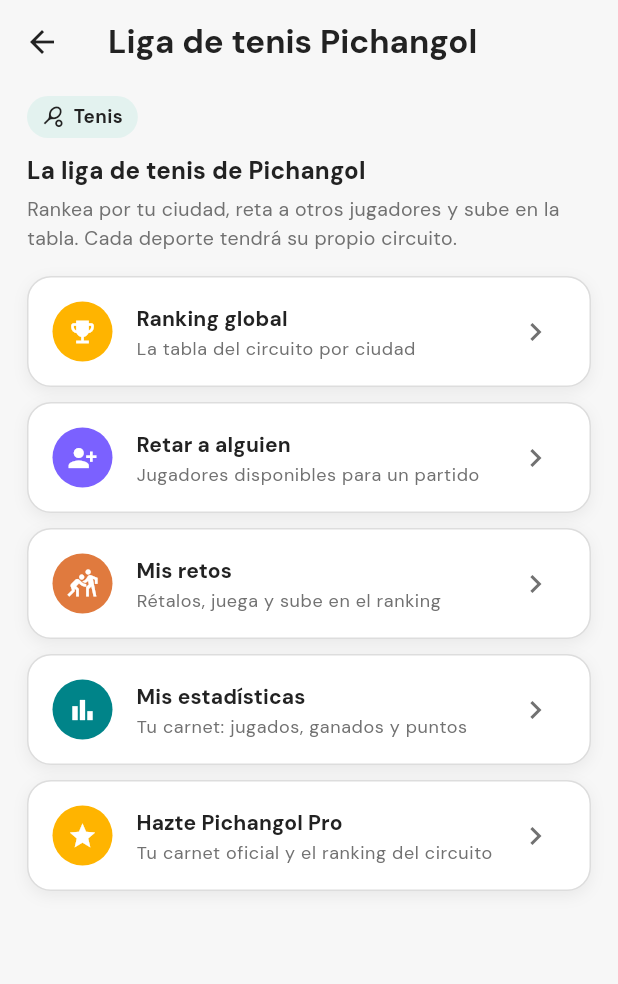
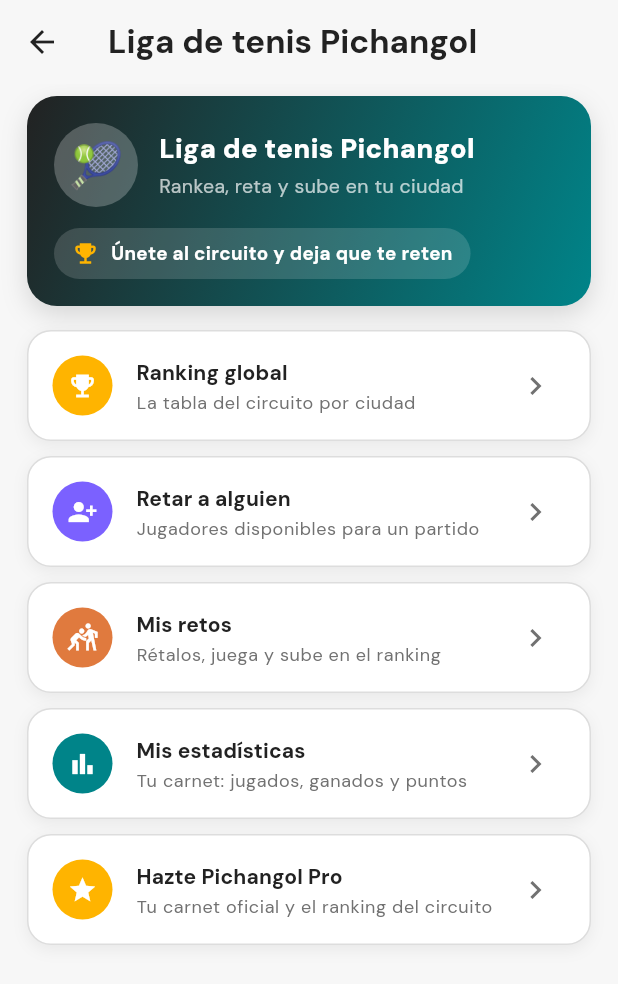
Before and after one commit to dcalagua/canchas-app-lima, a Flutter app: the CircuitoScreen screen opened directly, on a phone screen of 412 x 824 dp. Shown: the top 984 px of the screen. Run offline on Flutter 3.47's test engine with Material 3 defaults, Android fonts, the phone set to English and light mode, and no system bars; our stand-ins replace audioplayers, firebase_core, firebase_messaging, font_awesome_flutter, geocoding, geolocator and 8 more; missing offline and left inert: record; accounts and stored records are empty.

Commit message:
Liga de tenis: hero con gradiente + pelota 🎾 (uniforme) y estado del circuito
- Header de la Liga ahora es un hero con gradiente de marca (bosque->teal),
  la pelota 🎾 grande (mismo emoji canonico que la home, ya no el icono
  Material) y una pastilla de estado ("Estas en el circuito · zona/cat" o
  invitacion a unirse). Le da vida a la pantalla.

Co-Authored-By: Claude Opus 4.8 (1M context) <noreply@anthropic.com>
Claude-Session: https://claude.ai/code/session_017fg7ijXuZRX6jvFjZELf83

```diff
--- a/lib/screens/circuito_screen.dart
+++ b/lib/screens/circuito_screen.dart
@@ -19,7 +19,6 @@ class CircuitoScreen extends StatelessWidget {
 
   @override
   Widget build(BuildContext context) {
-    final t = Theme.of(context).textTheme;
     return Scaffold(
       appBar: AppBar(title: const Text('Liga de tenis Pichangol')),
       body: ListenableBuilder(
@@ -28,37 +27,8 @@ class CircuitoScreen extends StatelessWidget {
           return ListView(
             padding: const EdgeInsets.fromLTRB(18, 8, 18, 24),
             children: [
-              // Encabezado: hoy el circuito es de tenis.
-              Row(
-                children: [
-                  Container(
-                    padding: const EdgeInsets.symmetric(
-                        horizontal: 10, vertical: 5),
-                    decoration: BoxDecoration(
-                        color: limaSuave,
-                        borderRadius: BorderRadius.circular(999)),
-                    child: const Row(
-                      mainAxisSize: MainAxisSize.min,
-                      children: [
-                        Icon(Icons.sports_tennis, size: 15, color: bosque),
-                        SizedBox(width: 6),
-                        Text('Tenis',
-                            style: TextStyle(
-                                color: bosque,
-                                fontWeight: FontWeight.w700,
-                                fontSize: 12.5)),
-                      ],
-                    ),
-                  ),
-                ],
-              ),
-              const SizedBox(height: 10),
-              Text('La liga de tenis de Pichangol',
-                  style: t.titleMedium?.copyWith(fontWeight: FontWeight.w800)),
-              const SizedBox(height: 4),
-              Text('Rankea por tu ciudad, reta a otros jugadores y sube en la '
-                  'tabla. Cada deporte tendrá su propio circuito.',
-                  style: TextStyle(color: textoTenueDe(context), fontSize: 13)),
+              // Hero de la liga: gradiente de marca, 🎾 y estado del circuito.
+              _HeroLiga(perfil: appState.miPerfilCircuito),
               const SizedBox(height: 16),
 
               _CircuitoTile(
@@ -129,6 +99,101 @@ class CircuitoScreen extends StatelessWidget {
   }
 }
 
+/// Hero de la Liga: tarjeta con gradiente de marca, la pelota 🎾 grande y el
+/// estado del jugador en el circuito. Le da vida a la pantalla.
+class _HeroLiga extends StatelessWidget {
+  const _HeroLiga({required this.perfil});
+  final Map<String, dynamic>? perfil;
+
+  @override
+  Widget build(BuildContext context) {
+    final enCircuito = perfil != null;
+    final zona = (perfil?['zona'] ?? '').toString();
+    final categoria = (perfil?['categoria'] ?? '').toString();
+    final detalle = [
+      if (zona.isNotEmpty) zona,
+      if (categoria.isNotEmpty) 'Cat. $categoria',
+    ].join(' · ');
+    return Container(
+      padding: const EdgeInsets.all(18),
+      decoration: BoxDecoration(
+        gradient: const LinearGradient(
+            colors: [bosque, teal],
+            begin: Alignment.topLeft,
+            end: Alignment.bottomRight),
+        borderRadius: BorderRadius.circular(20),
+        boxShadow: const [
+          BoxShadow(color: Color(0x22000000), blurRadius: 14, offset: Offset(0, 6)),
+        ],
+      ),
+      child: Column(
+        crossAxisAlignment: CrossAxisAlignment.start,
+        children: [
+          Row(
+            children: [
+              Container(
+                width: 56,
+                height: 56,
+                alignment: Alignment.center,
+                decoration: const BoxDecoration(
+                    color: Colors.white24, shape: BoxShape.circle),
+                child: Text(emojiDeporte(Deporte.tenis),
+                    style: const TextStyle(fontSize: 30)),
+              ),
+              const SizedBox(width: 14),
+              const Expanded(
+                child: Column(
+                  crossAxisAlignment: CrossAxisAlignment.start,
+                  children: [
+                    Text('Liga de tenis Pichangol',
+                        style: TextStyle(
+                            color: Colors.white,
+                            fontWeight: FontWeight.w900,
+                            fontSize: 18)),
+                    SizedBox(height: 2),
+                    Text('Rankea, reta y sube en tu ciudad',
+                        style: TextStyle(color: Colors.white70, fontSize: 13)),
+                  ],
+                ),
+              ),
+            ],
+          ),
+          const SizedBox(height: 14),
+          // Pastilla de estado: dentro del circuito o invitación a unirse.
+          Container(
+            padding: const EdgeInsets.symmetric(horizontal: 12, vertical: 8),
+            decoration: BoxDecoration(
+                color: Colors.white.withOpacity(0.15),
+                borderRadius: BorderRadius.circular(999)),
+            child: Row(
+              mainAxisSize: MainAxisSize.min,
+              children: [
+                Icon(enCircuito ? Icons.check_circle : Icons.emoji_events,
+                    color: enCircuito ? lima : amarillo, size: 18),
+                const SizedBox(width: 8),
+                Flexible(
+                  child: Text(
+                      enCircuito
+                          ? (detalle.isNotEmpty
+                              ? 'Estás en el circuito · $detalle'
+                              : 'Estás en el circuito')
+                          : 'Únete al circuito y deja que te reten',
+                      maxLines: 1,
+                      overflow: TextOverflow.ellipsis,
+                      style: const TextStyle(
+                          color: Colors.white,
+                          fontWeight: FontWeight.w700,
+                          fontSize: 12.5)),
+                ),
+              ],
+            ),
+          ),
+        ],
+      ),
+    );
+  }
+}
+
 /// Tile del hub del circuito (mismo lenguaje visual que el menú de Perfil).
 class _CircuitoTile extends StatelessWidget {
   const _CircuitoTile({
```
